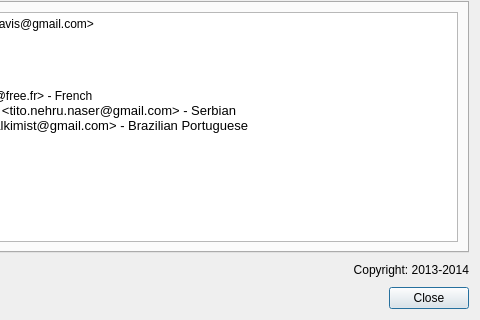
This is src/aboutdialog.ui in AntiMicroX/antimicrox as Qt 5 draws it before an edit; both pictures show x 160 to 640 and y 160 to 480 of the 640 by 480 pixel window. The edited form follows.
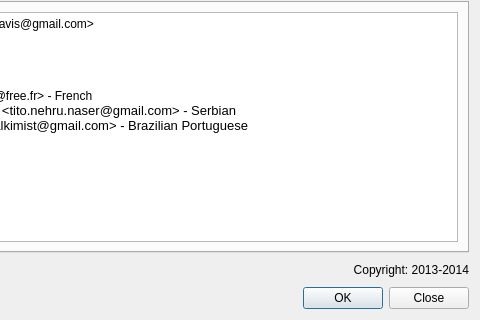
This is the edited form. Icons and pictures are not drawn.

```diff
--- a/src/aboutdialog.ui
+++ b/src/aboutdialog.ui
@@ -364,7 +364,7 @@
      <item>
       <widget class="QDialogButtonBox" name="buttonBox">
        <property name="standardButtons">
-        <set>QDialogButtonBox::Close</set>
+        <set>QDialogButtonBox::Close|QDialogButtonBox::Ok</set>
        </property>
       </widget>
      </item>
```
